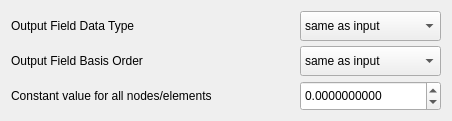
Old version of the form src/Interface/Modules/Fields/SetFieldDataToConstantValue.ui in the repository SCIInstitute/SCIRun.
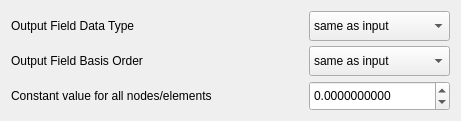
New version of the form.

Patch:
```diff
--- a/src/Interface/Modules/Fields/SetFieldDataToConstantValue.ui
+++ b/src/Interface/Modules/Fields/SetFieldDataToConstantValue.ui
@@ -6,7 +6,7 @@
    <rect>
     <x>0</x>
     <y>0</y>
-    <width>452</width>
+    <width>461</width>
     <height>121</height>
    </rect>
   </property>
@@ -18,7 +18,7 @@
   </property>
   <property name="minimumSize">
    <size>
-    <width>452</width>
+    <width>461</width>
     <height>121</height>
    </size>
   </property>
@@ -28,6 +28,12 @@
   <layout class="QGridLayout" name="gridLayout">
    <item row="0" column="0">
     <widget class="QLabel" name="label">
+     <property name="minimumSize">
+      <size>
+       <width>270</width>
+       <height>0</height>
+      </size>
+     </property>
      <property name="text">
       <string>Output Field Data Type</string>
      </property>
@@ -95,6 +101,12 @@
    </item>
    <item row="1" column="0">
     <widget class="QLabel" name="label_2">
+     <property name="minimumSize">
+      <size>
+       <width>270</width>
+       <height>0</height>
+      </size>
+     </property>
      <property name="text">
       <string>Output Field Basis Order</string>
      </property>
@@ -137,6 +149,12 @@
    </item>
    <item row="2" column="0" colspan="2">
     <widget class="QLabel" name="label_3">
+     <property name="minimumSize">
+      <size>
+       <width>270</width>
+       <height>0</height>
+      </size>
+     </property>
      <property name="text">
       <string>Constant value for all nodes/elements</string>
      </property>
```
